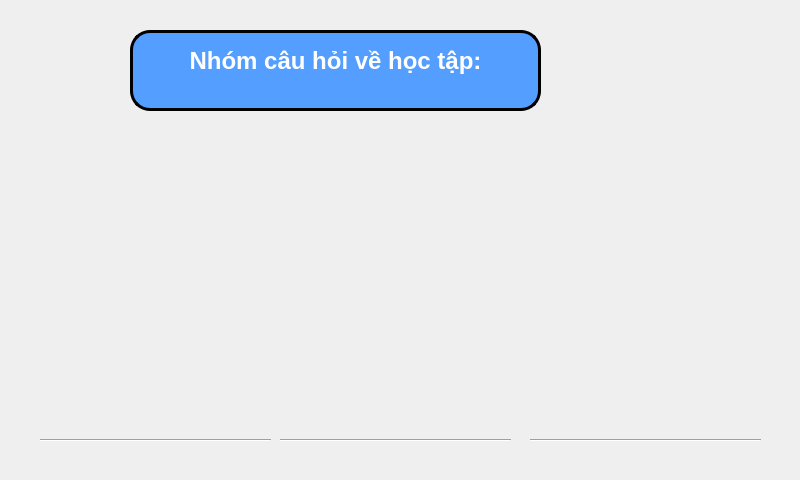
Above: studying.ui from toandinh18/thesis before the change. Below: the same form after it.
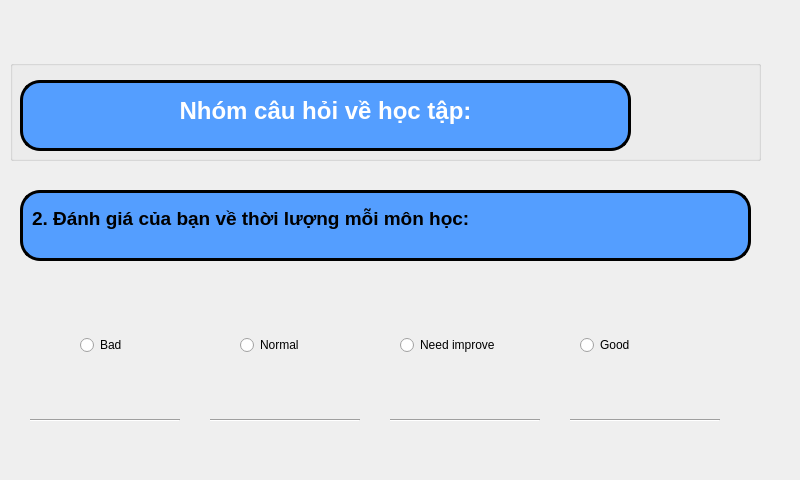
That is the form after the change. The open tabs and pages were chosen to show the change. Icons and pictures are not drawn.

Commit message: -Fix main page -Add final page -Design multi page

What changed in the file:
```diff
--- a/studying.ui
+++ b/studying.ui
@@ -13,12 +13,119 @@
   <property name="windowTitle">
    <string>Form</string>
   </property>
+  <widget class="QStackedWidget" name="stackedWidget">
+   <property name="geometry">
+    <rect>
+     <x>0</x>
+     <y>30</y>
+     <width>781</width>
+     <height>461</height>
+    </rect>
+   </property>
+   <property name="currentIndex">
+    <number>0</number>
+   </property>
+   <widget class="QWidget" name="page_1">
+    <widget class="QRadioButton" name="radioButton_4">
+     <property name="geometry">
+      <rect>
+       <x>590</x>
+       <y>290</y>
+       <width>140</width>
+       <height>50</height>
+      </rect>
+     </property>
+     <property name="text">
+      <string>Good</string>
+     </property>
+    </widget>
+    <widget class="Line" name="line_4">
+     <property name="geometry">
+      <rect>
+       <x>580</x>
+       <y>370</y>
+       <width>150</width>
+       <height>41</height>
+      </rect>
+     </property>
+     <property name="orientation">
+      <enum>Qt::Horizontal</enum>
+     </property>
+    </widget>
+    <widget class="QGroupBox" name="groupBox">
+     <property name="geometry">
+      <rect>
+       <x>20</x>
+       <y>30</y>
+       <width>751</width>
+       <height>101</height>
+      </rect>
+     </property>
+     <property name="title">
+      <string/>
+     </property>
+     <widget class="QTextBrowser" name="textBrowser">
+      <property name="geometry">
+       <rect>
+        <x>10</x>
+        <y>20</y>
+        <width>611</width>
+        <height>71</height>
+       </rect>
+      </property>
+      <property name="styleSheet">
+       <string notr="true">background-color: #549eff;
+padding: 10px 5px;
+border: 3px solid black;
+border-radius: 20px;</string>
+      </property>
+      <property name="html">
+       <string>&lt;!DOCTYPE HTML PUBLIC &quot;-//W3C//DTD HTML 4.0//EN&quot; &quot;http://www.w3.org/TR/REC-html40/strict.dtd&quot;&gt;
+&lt;html&gt;&lt;head&gt;&lt;meta name=&quot;qrichtext&quot; content=&quot;1&quot; /&gt;&lt;style type=&quot;text/css&quot;&gt;
+p, li { white-space: pre-wrap; }
+&lt;/style&gt;&lt;/head&gt;&lt;body style=&quot; font-family:'PibotoLt'; font-size:12pt; font-weight:400; font-style:normal;&quot;&gt;
+&lt;p align=&quot;center&quot; style=&quot; margin-top:0px; margin-bottom:0px; margin-left:0px; margin-right:0px; -qt-block-indent:0; text-indent:0px;&quot;&gt;&lt;span style=&quot; font-size:18pt; font-weight:600; color:#ffffff;&quot;&gt;Nhóm câu hỏi về học tập:&lt;/span&gt;&lt;/p&gt;&lt;/body&gt;&lt;/html&gt;</string>
+      </property>
+     </widget>
+     <widget class="QLabel" name="label_2">
+      <property name="geometry">
+       <rect>
+        <x>650</x>
+        <y>10</y>
+        <width>71</width>
+        <height>71</height>
+       </rect>
+      </property>
+      <property name="text">
+       <string/>
+      </property>
+      <property name="pixmap">
+       <pixmap resource="image.qrc">:/image/logo.png</pixmap>
+      </property>
+      <property name="scaledContents">
+       <bool>true</bool>
+      </property>
+     </widget>
+    </widget>
+    <widget class="Line" name="line_2">
+     <property name="geometry">
+      <rect>
+       <x>220</x>
+       <y>370</y>
+       <width>150</width>
+       <height>41</height>
+      </rect>
+     </property>
+     <property name="orientation">
+      <enum>Qt::Horizontal</enum>
+     </property>
+    </widget>
   <widget class="Line" name="line">
    <property name="geometry">
     <rect>
      <x>40</x>
-     <y>420</y>
-     <width>231</width>
+       <y>370</y>
+       <width>150</width>
      <height>41</height>
     </rect>
    </property>
@@ -26,25 +133,25 @@
     <enum>Qt::Horizontal</enum>
    </property>
   </widget>
-  <widget class="Line" name="line_2">
+    <widget class="QRadioButton" name="radioButton_2">
    <property name="geometry">
     <rect>
-     <x>280</x>
-     <y>420</y>
-     <width>231</width>
-     <height>41</height>
-    </rect>
-   </property>
-   <property name="orientation">
-    <enum>Qt::Horizontal</enum>
+       <x>250</x>
+       <y>290</y>
+       <width>140</width>
+       <height>50</height>
+      </rect>
+     </property>
+     <property name="text">
+      <string>Normal</string>
    </property>
   </widget>
   <widget class="Line" name="line_3">
    <property name="geometry">
     <rect>
-     <x>530</x>
-     <y>420</y>
-     <width>231</width>
+       <x>400</x>
+       <y>370</y>
+       <width>150</width>
      <height>41</height>
     </rect>
    </property>
@@ -52,11 +159,139 @@
     <enum>Qt::Horizontal</enum>
    </property>
   </widget>
-  <widget class="QLabel" name="label_2">
+    <widget class="QRadioButton" name="radioButton_1">
    <property name="geometry">
     <rect>
-     <x>660</x>
+       <x>90</x>
+       <y>290</y>
+       <width>140</width>
+       <height>50</height>
+      </rect>
+     </property>
+     <property name="styleSheet">
+      <string notr="true"/>
+     </property>
+     <property name="text">
+      <string>Bad</string>
+     </property>
+    </widget>
+    <widget class="QRadioButton" name="radioButton_3">
+     <property name="geometry">
+      <rect>
+       <x>410</x>
+       <y>290</y>
+       <width>140</width>
+       <height>50</height>
+      </rect>
+     </property>
+     <property name="text">
+      <string>Need improve</string>
+     </property>
+    </widget>
+    <widget class="QTextBrowser" name="textBrowser_2">
+     <property name="geometry">
+      <rect>
+       <x>30</x>
+       <y>160</y>
+       <width>731</width>
+       <height>71</height>
+      </rect>
+     </property>
+     <property name="styleSheet">
+      <string notr="true">background-color: #549eff;
+padding: 10px 5px;
+border: 3px solid black;
+border-radius: 20px;</string>
+     </property>
+     <property name="html">
+      <string>&lt;!DOCTYPE HTML PUBLIC &quot;-//W3C//DTD HTML 4.0//EN&quot; &quot;http://www.w3.org/TR/REC-html40/strict.dtd&quot;&gt;
+&lt;html&gt;&lt;head&gt;&lt;meta name=&quot;qrichtext&quot; content=&quot;1&quot; /&gt;&lt;style type=&quot;text/css&quot;&gt;
+p, li { white-space: pre-wrap; }
+&lt;/style&gt;&lt;/head&gt;&lt;body style=&quot; font-family:'PibotoLt'; font-size:12pt; font-weight:400; font-style:normal;&quot;&gt;
+&lt;p style=&quot; margin-top:0px; margin-bottom:0px; margin-left:0px; margin-right:0px; -qt-block-indent:0; text-indent:0px;&quot;&gt;&lt;span style=&quot; font-size:14pt; font-weight:600; color:#ffffff;&quot;&gt;1. Đánh giá của bạn về chất lượng giáo trình:&lt;/span&gt;&lt;/p&gt;&lt;/body&gt;&lt;/html&gt;</string>
+     </property>
+    </widget>
+    <widget class="QPushButton" name="next">
+     <property name="geometry">
+      <rect>
+       <x>670</x>
+       <y>400</y>
+       <width>93</width>
+       <height>32</height>
+      </rect>
+     </property>
+     <property name="text">
+      <string>Next</string>
+     </property>
+    </widget>
+   </widget>
+   <widget class="QWidget" name="page_2">
+    <widget class="QRadioButton" name="radioButton_5">
+     <property name="geometry">
+      <rect>
+       <x>580</x>
+       <y>290</y>
+       <width>140</width>
+       <height>50</height>
+      </rect>
+     </property>
+     <property name="text">
+      <string>Good</string>
+     </property>
+    </widget>
+    <widget class="Line" name="line_5">
+     <property name="geometry">
+      <rect>
+       <x>570</x>
+       <y>370</y>
+       <width>150</width>
+       <height>41</height>
+      </rect>
+     </property>
+     <property name="orientation">
+      <enum>Qt::Horizontal</enum>
+     </property>
+    </widget>
+    <widget class="QGroupBox" name="groupBox_2">
+     <property name="geometry">
+      <rect>
+       <x>10</x>
      <y>30</y>
+       <width>751</width>
+       <height>101</height>
+      </rect>
+     </property>
+     <property name="title">
+      <string/>
+     </property>
+     <widget class="QTextBrowser" name="textBrowser_3">
+      <property name="geometry">
+       <rect>
+        <x>10</x>
+        <y>20</y>
+        <width>611</width>
+        <height>71</height>
+       </rect>
+      </property>
+      <property name="styleSheet">
+       <string notr="true">background-color: #549eff;
+padding: 10px 5px;
+border: 3px solid black;
+border-radius: 20px;</string>
+      </property>
+      <property name="html">
+       <string>&lt;!DOCTYPE HTML PUBLIC &quot;-//W3C//DTD HTML 4.0//EN&quot; &quot;http://www.w3.org/TR/REC-html40/strict.dtd&quot;&gt;
+&lt;html&gt;&lt;head&gt;&lt;meta name=&quot;qrichtext&quot; content=&quot;1&quot; /&gt;&lt;style type=&quot;text/css&quot;&gt;
+p, li { white-space: pre-wrap; }
+&lt;/style&gt;&lt;/head&gt;&lt;body style=&quot; font-family:'PibotoLt'; font-size:12pt; font-weight:400; font-style:normal;&quot;&gt;
+&lt;p align=&quot;center&quot; style=&quot; margin-top:0px; margin-bottom:0px; margin-left:0px; margin-right:0px; -qt-block-indent:0; text-indent:0px;&quot;&gt;&lt;span style=&quot; font-size:18pt; font-weight:600; color:#ffffff;&quot;&gt;Nhóm câu hỏi về học tập:&lt;/span&gt;&lt;/p&gt;&lt;/body&gt;&lt;/html&gt;</string>
+      </property>
+     </widget>
+     <widget class="QLabel" name="label_3">
+      <property name="geometry">
+       <rect>
+        <x>650</x>
+        <y>10</y>
      <width>71</width>
      <height>71</height>
     </rect>
@@ -71,13 +306,95 @@
     <bool>true</bool>
    </property>
   </widget>
-  <widget class="QTextBrowser" name="textBrowser">
+    </widget>
+    <widget class="Line" name="line_6">
    <property name="geometry">
     <rect>
-     <x>130</x>
-     <y>30</y>
-     <width>411</width>
-     <height>81</height>
+       <x>210</x>
+       <y>370</y>
+       <width>150</width>
+       <height>41</height>
+      </rect>
+     </property>
+     <property name="orientation">
+      <enum>Qt::Horizontal</enum>
+     </property>
+    </widget>
+    <widget class="Line" name="line_7">
+     <property name="geometry">
+      <rect>
+       <x>30</x>
+       <y>370</y>
+       <width>150</width>
+       <height>41</height>
+      </rect>
+     </property>
+     <property name="orientation">
+      <enum>Qt::Horizontal</enum>
+     </property>
+    </widget>
+    <widget class="QRadioButton" name="radioButton_6">
+     <property name="geometry">
+      <rect>
+       <x>240</x>
+       <y>290</y>
+       <width>140</width>
+       <height>50</height>
+      </rect>
+     </property>
+     <property name="text">
+      <string>Normal</string>
+     </property>
+    </widget>
+    <widget class="Line" name="line_8">
+     <property name="geometry">
+      <rect>
+       <x>390</x>
+       <y>370</y>
+       <width>150</width>
+       <height>41</height>
+      </rect>
+     </property>
+     <property name="orientation">
+      <enum>Qt::Horizontal</enum>
+     </property>
+    </widget>
+    <widget class="QRadioButton" name="radioButton_7">
+     <property name="geometry">
+      <rect>
+       <x>80</x>
+       <y>290</y>
+       <width>140</width>
+       <height>50</height>
+      </rect>
+     </property>
+     <property name="styleSheet">
+      <string notr="true"/>
+     </property>
+     <property name="text">
+      <string>Bad</string>
+     </property>
+    </widget>
+    <widget class="QRadioButton" name="radioButton_8">
+     <property name="geometry">
+      <rect>
+       <x>400</x>
+       <y>290</y>
+       <width>140</width>
+       <height>50</height>
+      </rect>
+     </property>
+     <property name="text">
+      <string>Need improve</string>
+     </property>
+    </widget>
+    <widget class="QTextBrowser" name="textBrowser_4">
+     <property name="geometry">
+      <rect>
+       <x>20</x>
+       <y>160</y>
+       <width>731</width>
+       <height>71</height>
     </rect>
    </property>
    <property name="styleSheet">
@@ -91,8 +408,10 @@
 &lt;html&gt;&lt;head&gt;&lt;meta name=&quot;qrichtext&quot; content=&quot;1&quot; /&gt;&lt;style type=&quot;text/css&quot;&gt;
 p, li { white-space: pre-wrap; }
 &lt;/style&gt;&lt;/head&gt;&lt;body style=&quot; font-family:'PibotoLt'; font-size:12pt; font-weight:400; font-style:normal;&quot;&gt;
-&lt;p align=&quot;center&quot; style=&quot; margin-top:0px; margin-bottom:0px; margin-left:0px; margin-right:0px; -qt-block-indent:0; text-indent:0px;&quot;&gt;&lt;span style=&quot; font-size:18pt; font-weight:600; color:#ffffff;&quot;&gt;Nhóm câu hỏi về học tập:&lt;/span&gt;&lt;/p&gt;&lt;/body&gt;&lt;/html&gt;</string>
-   </property>
+&lt;p style=&quot; margin-top:0px; margin-bottom:0px; margin-left:0px; margin-right:0px; -qt-block-indent:0; text-indent:0px;&quot;&gt;&lt;span style=&quot; font-size:14pt; font-weight:600; color:#000000;&quot;&gt;2. Đánh giá của bạn về thời lượng mỗi môn học:&lt;/span&gt;&lt;/p&gt;&lt;/body&gt;&lt;/html&gt;</string>
+     </property>
+    </widget>
+   </widget>
   </widget>
  </widget>
  <resources>
```
Lines whose indentation alone changed are shown as unchanged. The commit also changes 18 other files.
